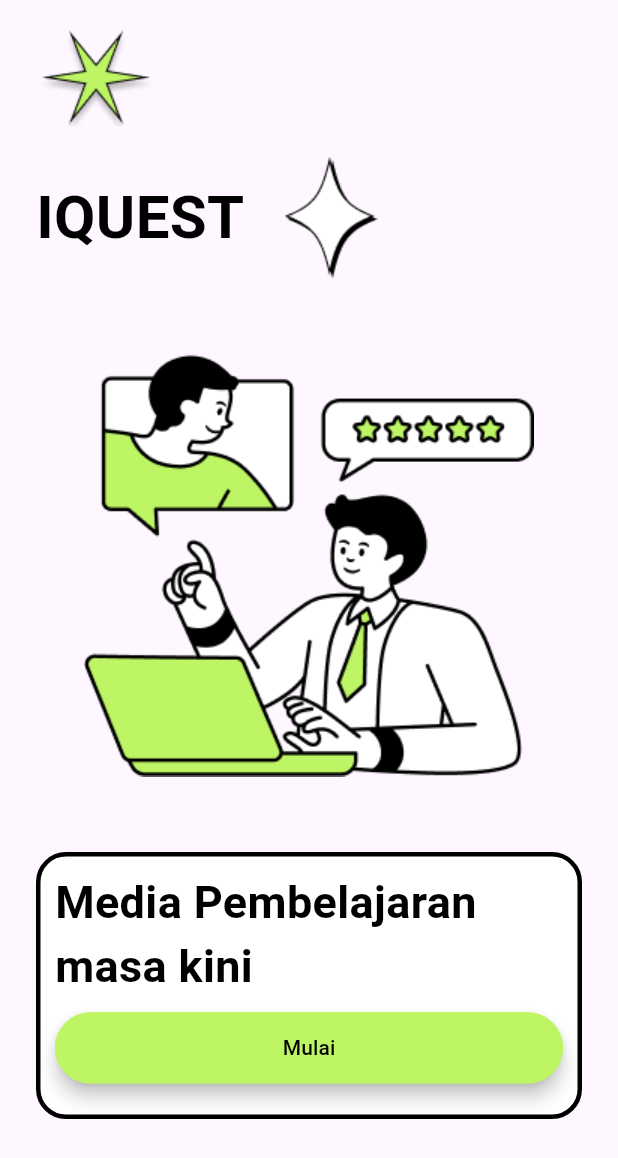
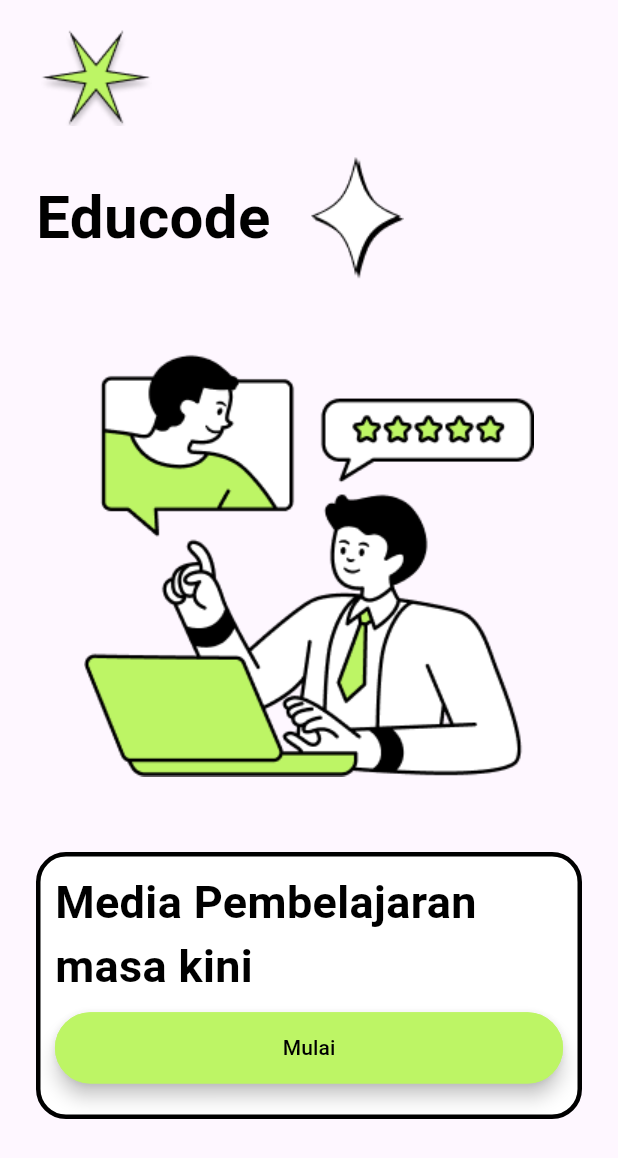
Before and after one commit to Ptrizy/Educode, a Flutter app: the screen it shows after launch, on a phone screen of 412 x 824 dp. Shown: the top 1158 px of the screen. Run offline on Flutter 3.47's test engine with Material 3 defaults, Android fonts, the phone set to English and light mode, and no system bars; our stand-ins replace dio, file_picker, flutter_screenutil, get, logger, permission_handler and 2 more; missing offline and left inert: flutter_cached_pdfview, flutter_downloader, pdfx; Roboto replaces fonts that are missing (Ubuntu).

Commit message:
fix: apps name

```diff
--- a/lib/ui/auth/login_as/widgets/login_as_content.dart
+++ b/lib/ui/auth/login_as/widgets/login_as_content.dart
@@ -24,7 +24,7 @@ class LoginAsContent extends StatelessWidget {
         Row(
           mainAxisAlignment: MainAxisAlignment.start,
           children: [
-            Text("IQUEST",
+            Text("Educode",
                 style: AppFontStyle.headline6.copyWith(fontSize: 40)),
             SizedBox(
               width: 10.w, // Lebar antara gambar dan tulisan
--- a/lib/ui/splash/splash_screen.dart
+++ b/lib/ui/splash/splash_screen.dart
@@ -39,7 +39,7 @@ class _SplashScreenState extends State<SplashScreen> {
           crossAxisAlignment: CrossAxisAlignment.center,
           children: [
             Image.asset(
-              "assets/images/IQuest.png",
+              "assets/images/educode.png",
               width: 200,
               height: 200,
             ),
--- a/lib/ui/welcome_app/widgets/welcome_app_body.dart
+++ b/lib/ui/welcome_app/widgets/welcome_app_body.dart
@@ -24,7 +24,7 @@ class WelcomeAppBody extends StatelessWidget {
         Row(
           mainAxisAlignment: MainAxisAlignment.start,
           children: [
-            Text("IQUEST",
+            Text("Educode",
                 style: AppFontStyle.headline6.copyWith(fontSize: 40)),
             SizedBox(
               width: 10.w,
```
Also changed, not shown: assets/images/IQuest.png (deleted), assets/images/educode.png (added), 1 other file.
